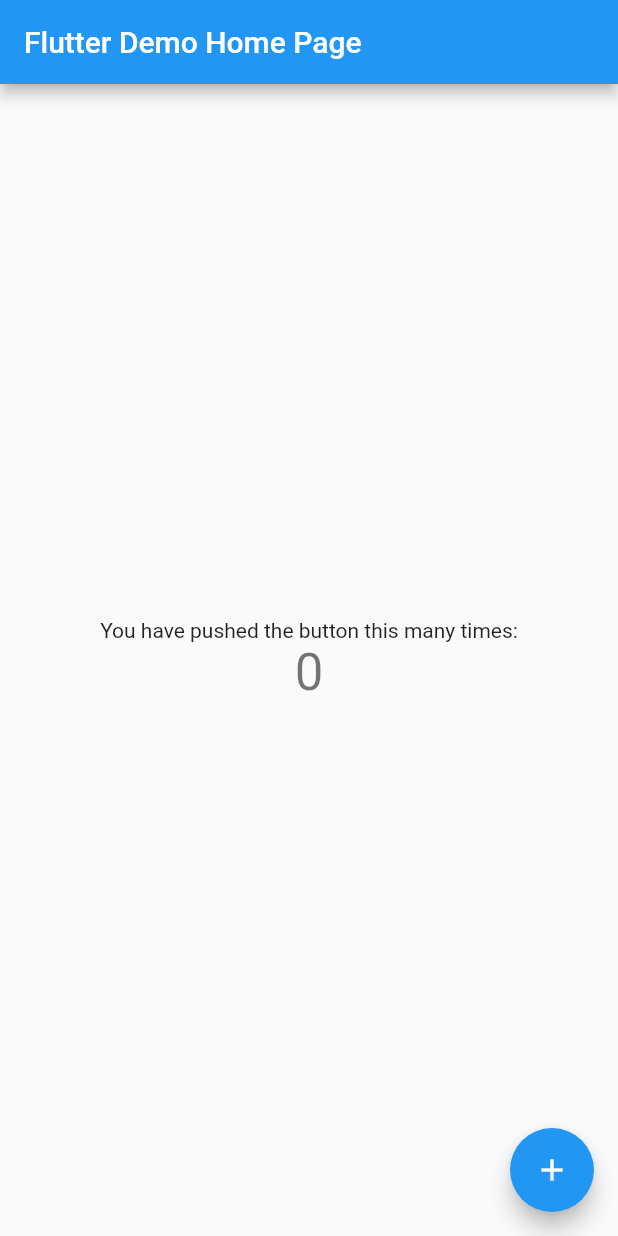
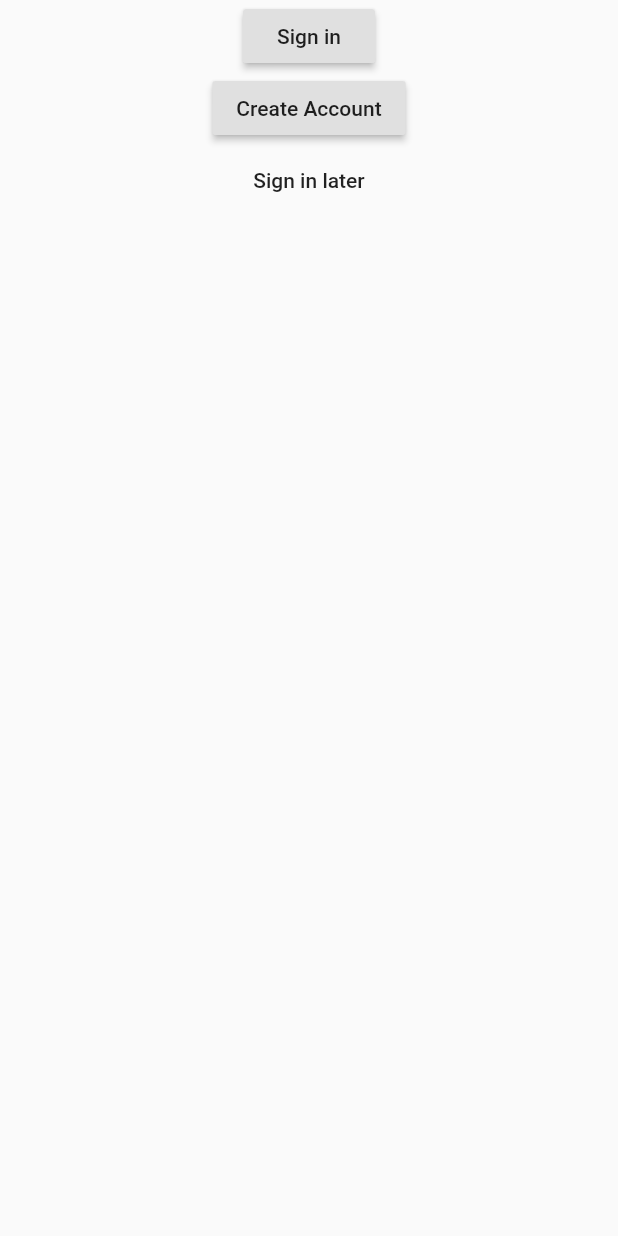
Before and after one commit to Preston12321/macathon-project, a Flutter app: the screen it shows after launch, on a phone screen of 412 x 824 dp. Run offline on Flutter 3.47's test engine with Material 2 defaults, Android fonts, the phone set to English and light mode, and no system bars; our stand-ins replace bloc, firebase_auth, flutter_bloc; accounts and stored records are empty.

Commit message:
Added dependencies and auth

```diff
--- /dev/null
+++ b/lib/auth.dart
@@ -0,0 +1,114 @@
+import 'package:bloc/bloc.dart';
+import 'package:firebase_auth/firebase_auth.dart';
+import 'package:flutter/material.dart';
+
+/// Encodes the type and data of events coming from our search UI
+abstract class AuthEvent {}
+
+class AuthResult extends AuthEvent {}
+
+class AuthFailed extends AuthEvent {}
+
+class AnonymousAuthRequested extends AuthEvent {}
+
+class AccountCreationRequested extends AuthEvent {
+  final String email;
+  final String password;
+
+  AccountCreationRequested({@required this.email, @required this.password});
+}
+
+class SignInRequested extends AuthEvent {
+  final String email;
+  final String password;
+
+  SignInRequested({@required this.email, @required this.password});
+}
+
+class SignOutRequested extends AuthEvent {}
+
+/// Encodes the status and data of results returned from our recipe API interface
+abstract class AuthState {}
+
+class Initializing extends AuthState {}
+
+class Authenticated extends AuthState {}
+
+class NotAuthenticated extends AuthState {}
+
+class AuthInProgress extends AuthState {}
+
+class AuthError extends AuthState {}
+
+/// Connects our business logic with our UI code in an extensible way
+class AuthBloc extends Bloc<AuthEvent, AuthState> {
+  FirebaseUser _currentUser;
+
+  AuthBloc() {
+    FirebaseAuth.instance.currentUser().then((user) {
+      _currentUser = user;
+      dispatch(AuthResult());
+    }).catchError((error) {
+      dispatch(AuthFailed());
+    });
+  }
+
+  @override
+  AuthState get initialState => Initializing();
+
+  @override
+  Stream<AuthState> mapEventToState(AuthEvent event) async* {
+    if (event is AuthResult) {
+      yield (_currentUser != null) ? Authenticated() : NotAuthenticated();
+    }
+
+    if (event is AnonymousAuthRequested) {
+      yield AuthInProgress();
+      try {
+        var result = await FirebaseAuth.instance.signInAnonymously();
+        _currentUser = result.user;
+        yield Authenticated();
+      } catch (error) {
+        yield AuthError();
+      }
+    }
+
+    if (event is SignInRequested) {
+      yield AuthInProgress();
+      try {
+        var result = await FirebaseAuth.instance.signInWithEmailAndPassword(
+          email: event.email,
+          password: event.password,
+        );
+        _currentUser = result.user;
+        yield Authenticated();
+      } catch (error) {
+        yield AuthError();
+      }
+    }
+
+    if (event is AccountCreationRequested) {
+      yield AuthInProgress();
+      try {
+        var result = await FirebaseAuth.instance.createUserWithEmailAndPassword(
+          email: event.email,
+          password: event.password,
+        );
+        _currentUser = result.user;
+        yield Authenticated();
+      } catch (error) {
+        yield AuthError();
+      }
+    }
+
+    if (event is SignOutRequested) {
+      await FirebaseAuth.instance.signOut();
+      _currentUser = null;
+      yield NotAuthenticated();
+    }
+
+    if (event is AuthFailed) {
+      yield AuthError();
+    }
+  }
+}
--- a/lib/main.dart
+++ b/lib/main.dart
@@ -1,4 +1,7 @@
 import 'package:flutter/material.dart';
+import 'package:flutter_bloc/flutter_bloc.dart';
+import 'package:macathon_project/auth.dart';
+import 'package:macathon_project/ui/auth_page.dart';
 
 void main() => runApp(MyApp());
 
@@ -9,103 +12,43 @@ class MyApp extends StatelessWidget {
     return MaterialApp(
       title: 'Flutter Demo',
       theme: ThemeData(
-        // This is the theme of your application.
-        //
-        // Try running your application with "flutter run". You'll see the
-        // application has a blue toolbar. Then, without quitting the app, try
-        // changing the primarySwatch below to Colors.green and then invoke
-        // "hot reload" (press "r" in the console where you ran "flutter run",
-        // or simply save your changes to "hot reload" in a Flutter IDE).
-        // Notice that the counter didn't reset back to zero; the application
-        // is not restarted.
         primarySwatch: Colors.blue,
       ),
-      home: MyHomePage(title: 'Flutter Demo Home Page'),
+      home: BlocProvider(
+        builder: (context) => AuthBloc(),
+        child: BlocBuilder<AuthBloc, AuthState>(
+          builder: (context, state) {
+            if (state is Initializing) {
+              return Center(
+                child: CircularProgressIndicator(),
+              );
+            }
+
+            if (state is AuthInProgress) {
+              return Center(
+                child: CircularProgressIndicator(),
+              );
+            }
+
+            if (state is Authenticated) {
+              return HomePage();
+            }
+
+            if (state is NotAuthenticated) {
+              return AuthPage();
+            }
+
+            return AuthPage();
+          },
+        ),
+      ),
     );
   }
 }
 
-class MyHomePage extends StatefulWidget {
-  MyHomePage({Key key, this.title}) : super(key: key);
-
-  // This widget is the home page of your application. It is stateful, meaning
-  // that it has a State object (defined below) that contains fields that affect
-  // how it looks.
-
-  // This class is the configuration for the state. It holds the values (in this
-  // case the title) provided by the parent (in this case the App widget) and
-  // used by the build method of the State. Fields in a Widget subclass are
-  // always marked "final".
-
-  final String title;
-
-  @override
-  _MyHomePageState createState() => _MyHomePageState();
-}
-
-class _MyHomePageState extends State<MyHomePage> {
-  int _counter = 0;
-
-  void _incrementCounter() {
-    setState(() {
-      // This call to setState tells the Flutter framework that something has
-      // changed in this State, which causes it to rerun the build method below
-      // so that the display can reflect the updated values. If we changed
-      // _counter without calling setState(), then the build method would not be
-      // called again, and so nothing would appear to happen.
-      _counter++;
-    });
-  }
-
+class HomePage extends StatelessWidget {
   @override
   Widget build(BuildContext context) {
-    // This method is rerun every time setState is called, for instance as done
-    // by the _incrementCounter method above.
-    //
-    // The Flutter framework has been optimized to make rerunning build methods
-    // fast, so that you can just rebuild anything that needs updating rather
-    // than having to individually change instances of widgets.
-    return Scaffold(
-      appBar: AppBar(
-        // Here we take the value from the MyHomePage object that was created by
-        // the App.build method, and use it to set our appbar title.
-        title: Text(widget.title),
-      ),
-      body: Center(
-        // Center is a layout widget. It takes a single child and positions it
-        // in the middle of the parent.
-        child: Column(
-          // Column is also a layout widget. It takes a list of children and
-          // arranges them vertically. By default, it sizes itself to fit its
-          // children horizontally, and tries to be as tall as its parent.
-          //
-          // Invoke "debug painting" (press "p" in the console, choose the
-          // "Toggle Debug Paint" action from the Flutter Inspector in Android
-          // Studio, or the "Toggle Debug Paint" command in Visual Studio Code)
-          // to see the wireframe for each widget.
-          //
-          // Column has various properties to control how it sizes itself and
-          // how it positions its children. Here we use mainAxisAlignment to
-          // center the children vertically; the main axis here is the vertical
-          // axis because Columns are vertical (the cross axis would be
-          // horizontal).
-          mainAxisAlignment: MainAxisAlignment.center,
-          children: <Widget>[
-            Text(
-              'You have pushed the button this many times:',
-            ),
-            Text(
-              '$_counter',
-              style: Theme.of(context).textTheme.display1,
-            ),
-          ],
-        ),
-      ),
-      floatingActionButton: FloatingActionButton(
-        onPressed: _incrementCounter,
-        tooltip: 'Increment',
-        child: Icon(Icons.add),
-      ), // This trailing comma makes auto-formatting nicer for build methods.
-    );
+    return Container();
   }
 }
--- /dev/null
+++ b/lib/ui/auth_page.dart
@@ -0,0 +1,129 @@
+import 'package:flutter/material.dart';
+import 'package:flutter_bloc/flutter_bloc.dart';
+import 'package:macathon_project/auth.dart';
+
+class AuthPage extends StatefulWidget {
+  @override
+  _AuthPageState createState() => _AuthPageState();
+}
+
+class _AuthPageState extends State<AuthPage> {
+  final key = GlobalKey<ScaffoldState>();
+  int _currentForm = 0;
+
+  @override
+  Widget build(BuildContext context) {
+    var scaffold = Scaffold(
+      key: key,
+      body: SafeArea(
+        child: WillPopScope(
+            onWillPop: () async {
+              if (_currentForm == 0) {
+                return true;
+              }
+              setState(() {
+                _currentForm = 0;
+              });
+              return false;
+            },
+            child: Center(
+              child: _currentForm == 1
+                  ? AuthForm(createAccount: false)
+                  : _currentForm == 2
+                      ? AuthForm(createAccount: true)
+                      : _buildAuthChooser(),
+            )),
+      ),
+    );
+
+    return scaffold;
+  }
+
+  Widget _buildAuthChooser() {
+    return Column(
+      children: <Widget>[
+        RaisedButton(
+          child: Text("Sign in"),
+          onPressed: () {
+            setState(() {
+              _currentForm = 1;
+            });
+          },
+        ),
+        RaisedButton(
+          child: Text("Create Account"),
+          onPressed: () {
+            setState(() {
+              _currentForm = 2;
+            });
+          },
+        ),
+        FlatButton(
+          child: Text("Sign in later"),
+          onPressed: () {
+            BlocProvider.of<AuthBloc>(context)
+                .dispatch(AnonymousAuthRequested());
+          },
+        ),
+      ],
+    );
+  }
+}
+
+class AuthForm extends StatefulWidget {
+  final createAccount;
+
+  AuthForm({@required this.createAccount});
+
+  @override
+  _AuthFormState createState() => _AuthFormState();
+}
+
+class _AuthFormState extends State<AuthForm> {
+  final _emailController = TextEditingController();
+  final _passwordController = TextEditingController();
+
+  @override
+  Widget build(BuildContext context) {
+    return Column(
+      children: <Widget>[
+        TextField(
+          keyboardType: TextInputType.emailAddress,
+          controller: _emailController,
+          decoration: InputDecoration(labelText: "Email"),
+        ),
+        TextField(
+          keyboardType: TextInputType.visiblePassword,
+          controller: _passwordController,
+          obscureText: true,
+          decoration: InputDecoration(labelText: "Password"),
+        ),
+        RaisedButton(
+          child: Text(widget.createAccount ? "Create account" : "Sign in"),
+          onPressed: () {
+            AuthEvent event;
+            if (widget.createAccount) {
+              event = AccountCreationRequested(
+                email: _emailController.text,
+                password: _passwordController.text,
+              );
+            } else {
+              event = SignInRequested(
+                email: _emailController.text,
+                password: _passwordController.text,
+              );
+            }
+            BlocProvider.of<AuthBloc>(context).dispatch(event);
+          },
+        )
+      ],
+    );
+  }
+
+  @override
+  void dispose() {
+    _emailController.dispose();
+    _passwordController.dispose();
+    super.dispose();
+  }
+}
```
Also changed, not shown: pubspec.yaml (+7 -0 lines), pubspec.lock.
